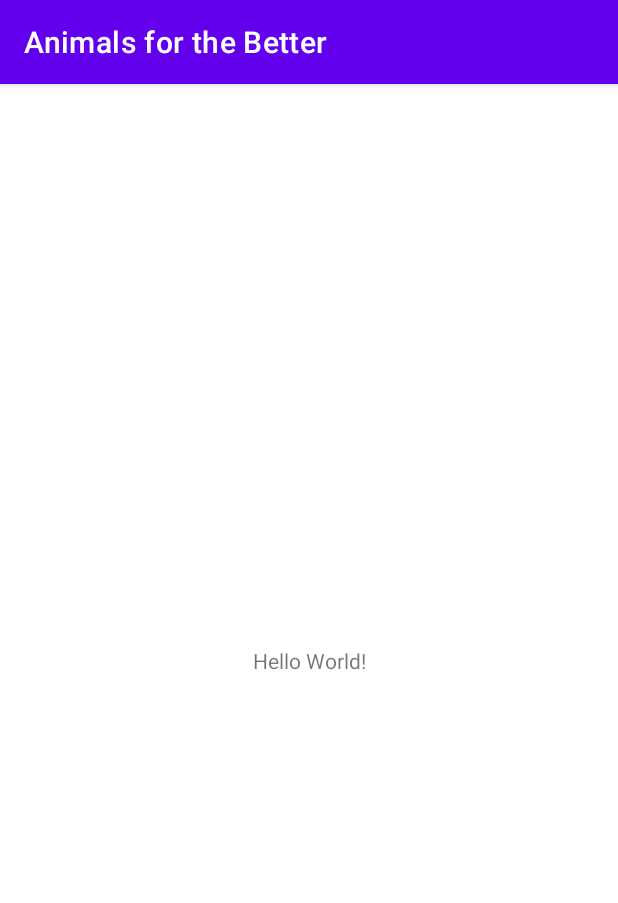
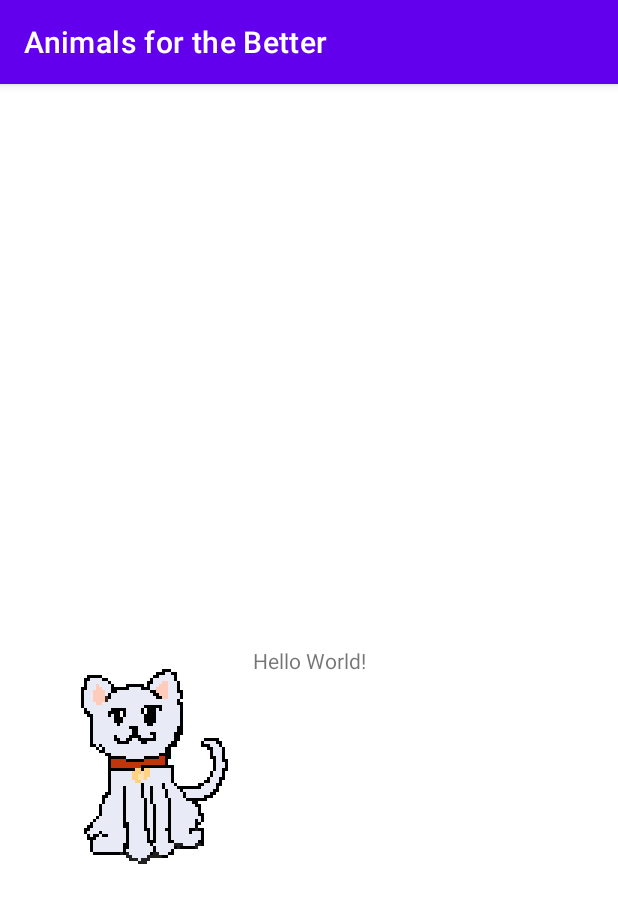
Before and after one commit to Minisubway/animalsBetter, an Android app: the screen it shows after launch (MainActivity), on a phone screen of 412 x 824 dp. Shown: the top 903 px of the screen. Run offline under Robolectric (Android 15) with nearby library versions, the phone set to English and light mode, and no system bars.

Commit message:
Images and size
I added images, and then did something with a cat (ie.sized it )

```diff
--- a/app/src/main/res/layout/activity_main.xml
+++ b/app/src/main/res/layout/activity_main.xml
@@ -15,4 +15,13 @@
         app:layout_constraintRight_toRightOf="parent"
         app:layout_constraintTop_toTopOf="parent" />
 
+    <ImageView
+        android:layout_width="200dp"
+        android:layout_height="200dp"
+        android:layout_marginTop="344dp"
+        android:background="@drawable/catstanding"
+        app:layout_constraintTop_toTopOf="parent"
+        tools:layout_editor_absoluteX="52dp" />
+
+
 </androidx.constraintlayout.widget.ConstraintLayout>
```
Also changed, not shown: app/src/main/res/drawable-v24/catstanding.PNG (added), app/src/main/res/drawable-v24/catwalking2.PNG (added), app/src/main/res/drawable-v24/dogfront.PNG (added), app/src/main/res/drawable-v24/dogwalking.PNG (added), app/src/main/res/drawable-v24/parakeet.PNG (added), app/src/main/res/drawable-v24/sheepside.PNG (added), app/src/main/res/drawable-v24/sheepstanding.PNG (added), app/src/main/res/drawable-v24/sheepwalking.PNG (added), app/src/main/res/drawable-v24/silkiechicken.PNG (added), app/src/main/res/drawable-v24/silkiewalking.PNG (added), app/src/main/res/drawable-v24/snowweasel.PNG (added), app/src/main/res/drawable-v24/squirrelmoving.PNG (added), app/src/main/res/drawable-v24/squrrelsitting.PNG (added).
